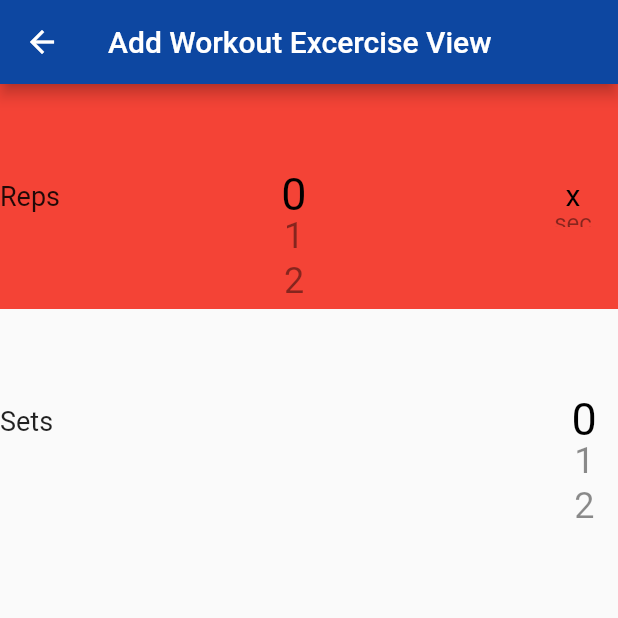
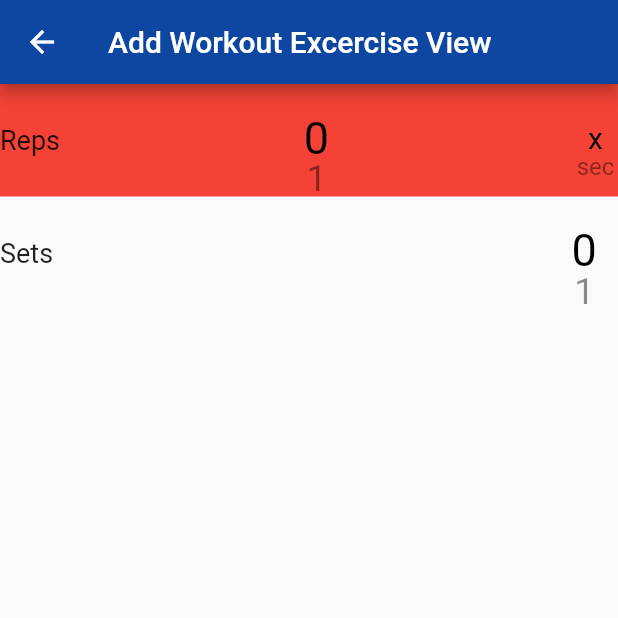
Before and after one commit to jurej1/fit_tip, a Flutter app: the AddWorkoutExcerciseView screen opened directly, on a phone screen of 412 x 824 dp, the top half of it. Run offline on Flutter 3.47's test engine with Material 2 defaults, Android fonts, the phone set to English and light mode, and no system bars; our stand-ins replace another_flushbar, bloc, carousel_slider, cloud_firestore, equatable, firebase_auth and 5 more; accounts and stored records are empty.

Commit message:
height fix

```diff
--- a/lib/fitness_tracking/blocs/rep_unit_value_selector/rep_unit_value_selector_bloc.dart
+++ b/lib/fitness_tracking/blocs/rep_unit_value_selector/rep_unit_value_selector_bloc.dart
@@ -12,7 +12,13 @@ part 'rep_unit_value_selector_state.dart';
 class RepUnitValueSelectorBloc extends Bloc<RepUnitValueSelectorEvent, RepUnitValueSelectorState> {
   RepUnitValueSelectorBloc({
     required double itemHeight,
-  }) : super(RepUnitValueSelectorState(itemHeight: itemHeight));
+    required double height,
+  }) : super(
+          RepUnitValueSelectorState(
+            itemHeight: itemHeight,
+            height: height,
+          ),
+        );
 
   @override
   Stream<RepUnitValueSelectorState> mapEventToState(
--- a/lib/fitness_tracking/blocs/rep_unit_value_selector/rep_unit_value_selector_state.dart
+++ b/lib/fitness_tracking/blocs/rep_unit_value_selector/rep_unit_value_selector_state.dart
@@ -7,24 +7,28 @@ class RepUnitValueSelectorState extends Equatable {
     this.focusedValue = 0,
     this.listState = RepUnitValueSelectorListState.initial,
     required this.itemHeight,
+    required this.height,
   });
 
   final int focusedValue;
   final double itemHeight;
   final RepUnitValueSelectorListState listState;
+  final double height;
 
   @override
-  List<Object> get props => [focusedValue, itemHeight, listState];
+  List<Object> get props => [focusedValue, itemHeight, listState, height];
 
   RepUnitValueSelectorState copyWith({
     int? focusedValue,
     double? itemHeight,
     RepUnitValueSelectorListState? listState,
+    double? height,
   }) {
     return RepUnitValueSelectorState(
       focusedValue: focusedValue ?? this.focusedValue,
       itemHeight: itemHeight ?? this.itemHeight,
       listState: listState ?? this.listState,
+      height: height ?? this.height,
     );
   }
 
@@ -50,15 +54,11 @@ class RepUnitValueSelectorState extends Equatable {
     return Colors.black45;
   }
 
-  double listSize() {
-    return itemHeight * 2;
-  }
-
   double width() {
-    return listSize() * 1.5;
+    return itemHeight * 1.5;
   }
 
   double getVerticalPadding() {
-    return (listSize() * 0.5) - itemHeight / 2;
+    return (height * 0.5) - itemHeight / 2;
   }
 }
--- a/lib/fitness_tracking/view/add_workout_excercise_view.dart
+++ b/lib/fitness_tracking/view/add_workout_excercise_view.dart
@@ -57,9 +57,12 @@ class _RepsInput extends StatelessWidget {
             itemHeight: 30,
             itemCount: 60,
             onValueUpdated: (value) {},
-            height: 150,
+            height: 75,
           ),
-          RepUnitValueSelector.route(itemHeight: 20),
+          RepUnitValueSelector.route(
+            itemHeight: 20,
+            height: 75,
+          ),
         ],
       ),
     );
@@ -80,7 +83,7 @@ class _SetsInput extends StatelessWidget {
           style: TextStyle(fontSize: 18),
         ),
         DraggableValueSelector.route(
-          height: 150,
+          height: 75,
           itemHeight: 30,
           itemCount: 21,
           onValueUpdated: (value) {},
--- a/lib/fitness_tracking/widgets/rep_unit_value_selector.dart
+++ b/lib/fitness_tracking/widgets/rep_unit_value_selector.dart
@@ -7,12 +7,15 @@ import 'package:flutter_hooks/flutter_hooks.dart';
 import '../fitness_tracking.dart';
 
 class RepUnitValueSelector extends HookWidget {
-  const RepUnitValueSelector({Key? key}) : super(key: key);
+  const RepUnitValueSelector({
+    Key? key,
+  }) : super(key: key);
 
-  static Widget route({required double itemHeight}) {
+  static Widget route({required double itemHeight, required double height}) {
     return BlocProvider(
       create: (context) => RepUnitValueSelectorBloc(
         itemHeight: itemHeight,
+        height: height,
       ),
       child: RepUnitValueSelector(),
     );
@@ -35,7 +38,7 @@ class RepUnitValueSelector extends HookWidget {
       },
       builder: (context, state) {
         return Container(
-          height: state.listSize(),
+          height: state.height,
           width: state.width(),
           child: NotificationListener<ScrollNotification>(
             onNotification: (notification) {
```
